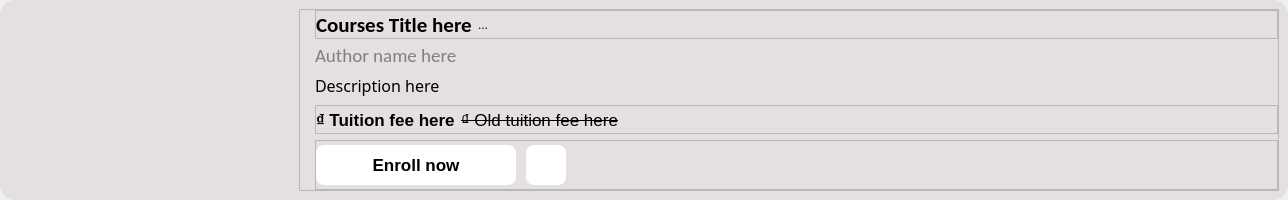
Old version of the form ui_files/card.ui in the repository SharkTien/Tengee.
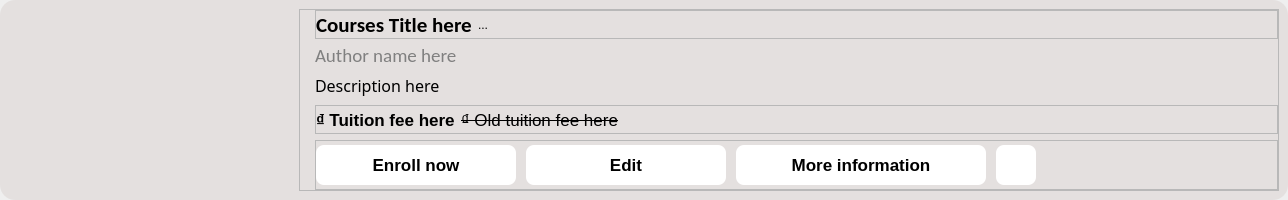
New version of the form. Icons and pictures are not drawn.

Diff of the .ui file:
```diff
--- a/ui_files/card.ui
+++ b/ui_files/card.ui
@@ -400,6 +400,64 @@
               </property>
              </widget>
             </item>
+            <item>
+             <widget class="QPushButton" name="edit_btn">
+              <property name="minimumSize">
+               <size>
+                <width>200</width>
+                <height>40</height>
+               </size>
+              </property>
+              <property name="maximumSize">
+               <size>
+                <width>200</width>
+                <height>16777215</height>
+               </size>
+              </property>
+              <property name="font">
+               <font>
+                <pointsize>13</pointsize>
+                <weight>75</weight>
+                <bold>true</bold>
+               </font>
+              </property>
+              <property name="cursor">
+               <cursorShape>PointingHandCursor</cursorShape>
+              </property>
+              <property name="text">
+               <string>Edit</string>
+              </property>
+             </widget>
+            </item>
+            <item>
+             <widget class="QPushButton" name="more_information">
+              <property name="minimumSize">
+               <size>
+                <width>250</width>
+                <height>40</height>
+               </size>
+              </property>
+              <property name="maximumSize">
+               <size>
+                <width>250</width>
+                <height>16777215</height>
+               </size>
+              </property>
+              <property name="font">
+               <font>
+                <pointsize>13</pointsize>
+                <weight>75</weight>
+                <bold>true</bold>
+               </font>
+              </property>
+              <property name="cursor">
+               <cursorShape>PointingHandCursor</cursorShape>
+              </property>
+              <property name="text">
+               <string>More information</string>
+              </property>
+             </widget>
+            </item>
             <item>
              <widget class="QPushButton" name="addtocard_btn">
               <property name="minimumSize">
```
